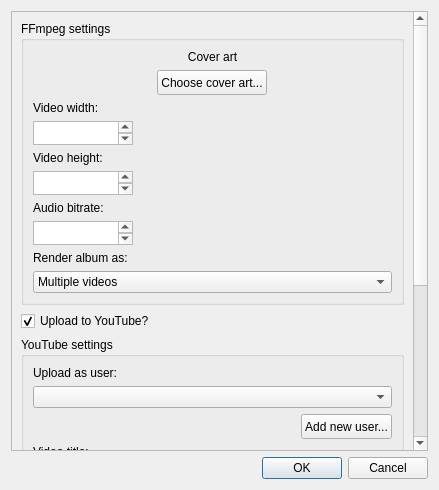
Old version of the form ui/songsettingswindow.ui in the repository 7x11x13/songs-to-youtube.
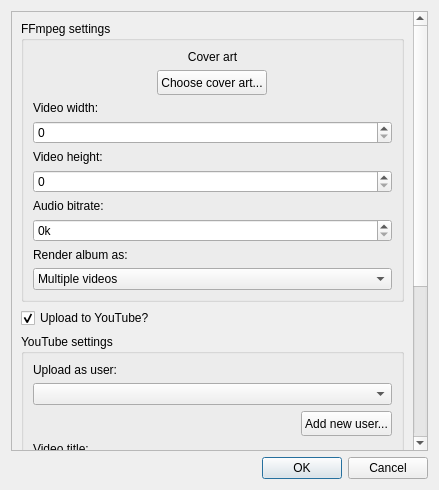
New version of the form. Custom widgets are drawn as their Qt base class.

```diff
--- a/ui/songsettingswindow.ui
+++ b/ui/songsettingswindow.ui
@@ -40,7 +40,7 @@
         <x>0</x>
         <y>0</y>
         <width>405</width>
-        <height>681</height>
+        <height>678</height>
        </rect>
       </property>
       <property name="sizePolicy">
@@ -114,21 +114,9 @@
            </widget>
           </item>
           <item>
-           <widget class="QPlainTextEdit" name="videoWidth">
-            <property name="sizePolicy">
-             <sizepolicy hsizetype="Fixed" vsizetype="Fixed">
-              <horstretch>0</horstretch>
-              <verstretch>0</verstretch>
-             </sizepolicy>
-            </property>
-            <property name="maximumSize">
-             <size>
-              <width>100</width>
-              <height>24</height>
-             </size>
-            </property>
-            <property name="lineWrapMode">
-             <enum>QPlainTextEdit::WidgetWidth</enum>
+           <widget class="QSpinBox" name="videoWidth">
+            <property name="maximum">
+             <number>99999</number>
             </property>
            </widget>
           </item>
@@ -140,18 +128,9 @@
            </widget>
           </item>
           <item>
-           <widget class="QPlainTextEdit" name="videoHeight">
-            <property name="sizePolicy">
-             <sizepolicy hsizetype="Fixed" vsizetype="Fixed">
-              <horstretch>0</horstretch>
-              <verstretch>0</verstretch>
-             </sizepolicy>
-            </property>
-            <property name="maximumSize">
-             <size>
-              <width>100</width>
-              <height>24</height>
-             </size>
+           <widget class="QSpinBox" name="videoHeight">
+            <property name="maximum">
+             <number>99999</number>
             </property>
            </widget>
           </item>
@@ -163,18 +142,12 @@
            </widget>
           </item>
           <item>
-           <widget class="QPlainTextEdit" name="audioBitrate">
-            <property name="sizePolicy">
-             <sizepolicy hsizetype="Fixed" vsizetype="Fixed">
-              <horstretch>0</horstretch>
-              <verstretch>0</verstretch>
-             </sizepolicy>
+           <widget class="QSpinBox" name="audioBitrate">
+            <property name="suffix">
+             <string>k</string>
             </property>
-            <property name="maximumSize">
-             <size>
-              <width>100</width>
-              <height>24</height>
-             </size>
+            <property name="maximum">
+             <number>99999</number>
             </property>
            </widget>
           </item>
```
